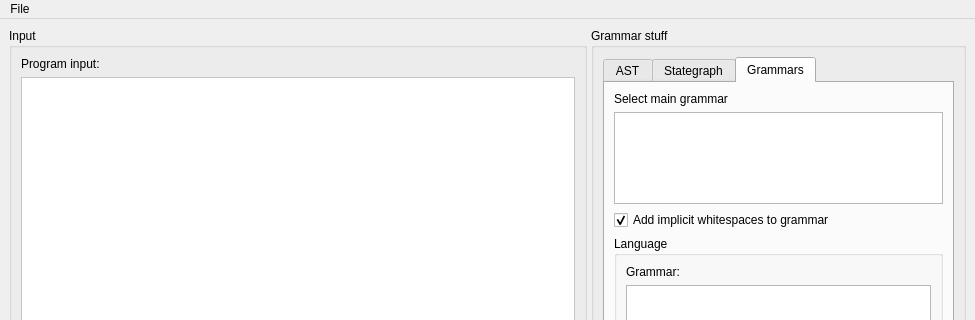
This is node_editor/gui.ui in softdevteam/eco as Qt 5 draws it before an edit; both pictures show x 0 to 975 and y 0 to 320 of the 975 by 689 pixel window. The edited form follows.
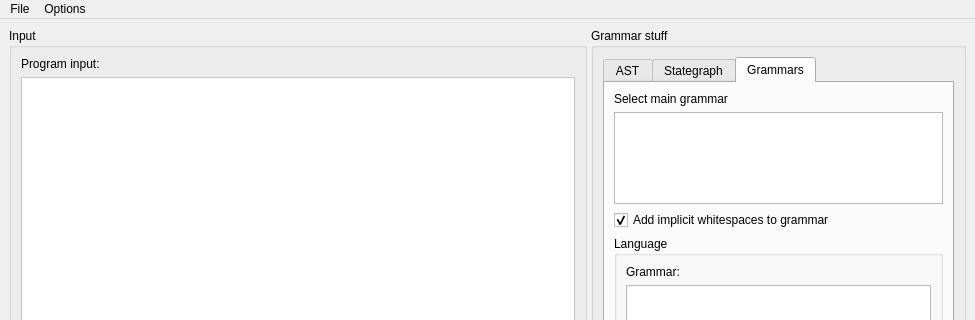
This is the edited form. Custom widgets are drawn as their Qt base class.

The edit to the form file:
```diff
--- a/node_editor/gui.ui
+++ b/node_editor/gui.ui
@@ -384,7 +384,15 @@
     </property>
     <addaction name="actionOpen"/>
    </widget>
+   <widget class="QMenu" name="menuOptions">
+    <property name="title">
+     <string>Options</string>
+    </property>
+    <addaction name="actionRandomDel"/>
+    <addaction name="actionUndoRandomDel"/>
+   </widget>
    <addaction name="menuFile"/>
+   <addaction name="menuOptions"/>
   </widget>
   <widget class="QStatusBar" name="statusbar"/>
   <action name="actionOpen">
```
Left out of the diff: 10 changed lines with no effect on the pictures.
